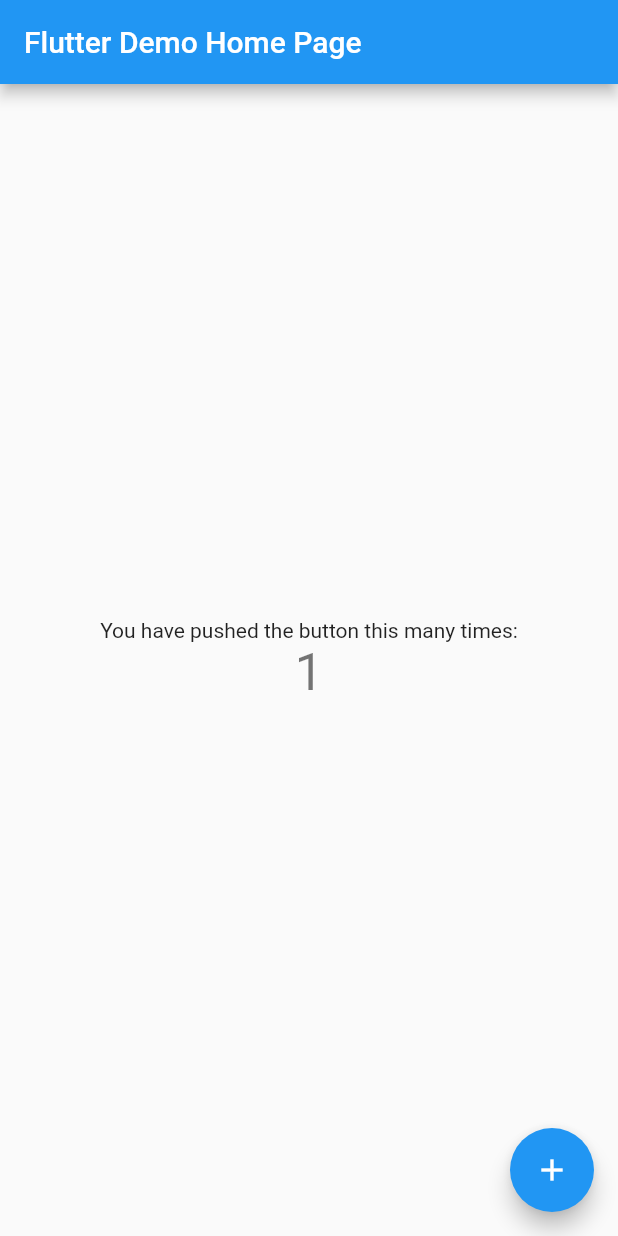
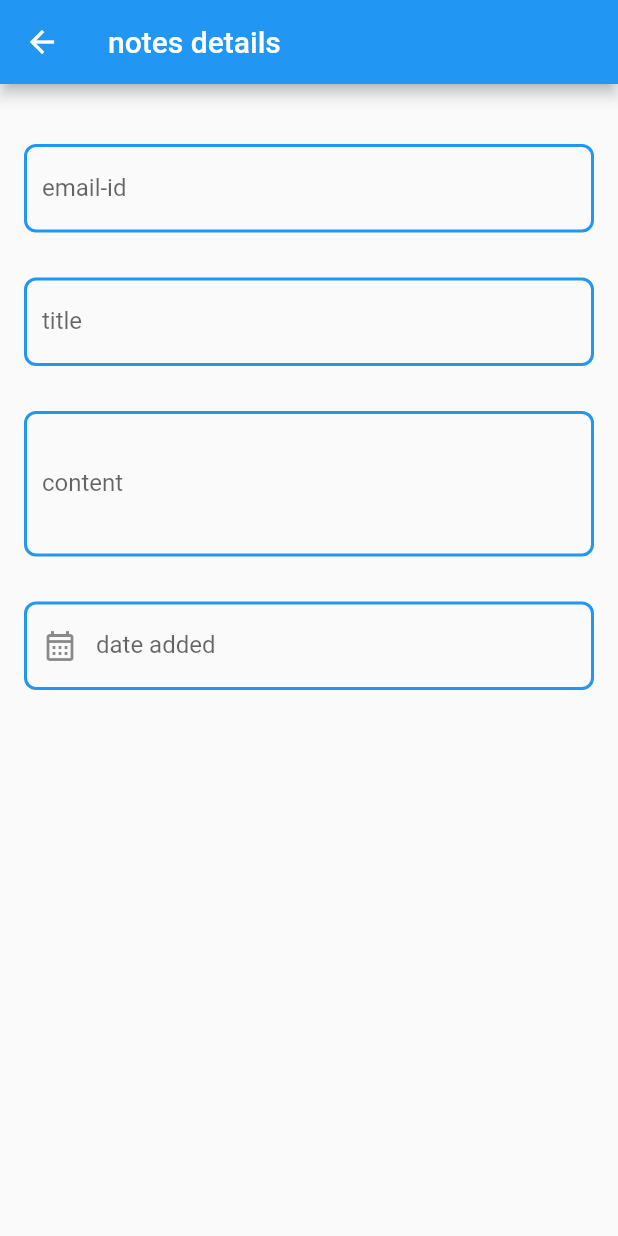
Before and after one commit to amrit2000-super/notes_app, a Flutter app: the screen it shows after launch, after a tap on the "add" icon, on a phone screen of 412 x 824 dp. Run offline on Flutter 3.47's test engine with Material 2 defaults, Android fonts, the phone set to English and light mode, and no system bars; network calls fail.

Commit message:
added uuid package to generate random strings which are unique,added http package,intl package for datetime

```diff
--- a/lib/main.dart
+++ b/lib/main.dart
@@ -1,4 +1,8 @@
 import 'package:flutter/material.dart';
+import 'package:notes_app/provider/notes.dart';
+import 'package:notes_app/screens/home_page.dart';
+import 'package:notes_app/screens/notes_update.dart';
+import 'package:provider/provider.dart';
 
 void main() {
   runApp(const MyApp());
@@ -10,106 +14,20 @@ class MyApp extends StatelessWidget {
   // This widget is the root of your application.
   @override
   Widget build(BuildContext context) {
-    return MaterialApp(
-      title: 'Flutter Demo',
-      theme: ThemeData(
-        // This is the theme of your application.
-        //
-        // Try running your application with "flutter run". You'll see the
-        // application has a blue toolbar. Then, without quitting the app, try
-        // changing the primarySwatch below to Colors.green and then invoke
-        // "hot reload" (press "r" in the console where you ran "flutter run",
-        // or simply save your changes to "hot reload" in a Flutter IDE).
-        // Notice that the counter didn't reset back to zero; the application
-        // is not restarted.
-        primarySwatch: Colors.blue,
+    return MultiProvider(
+      providers: [
+        ChangeNotifierProvider(
+          create: (context) => NotesProvider(),
+        )
+      ],
+      child: MaterialApp(
+        debugShowCheckedModeBanner: false,
+        theme: ThemeData(
+          primarySwatch: Colors.blue,
+        ),
+        home: HomePage(),
+        routes: {NotesDetail.routepage: (context) => NotesDetail('')},
       ),
-      home: const MyHomePage(title: 'Flutter Demo Home Page'),
     );
   }
 }
-
-class MyHomePage extends StatefulWidget {
-  const MyHomePage({super.key, required this.title});
-
-  // This widget is the home page of your application. It is stateful, meaning
-  // that it has a State object (defined below) that contains fields that affect
-  // how it looks.
-
-  // This class is the configuration for the state. It holds the values (in this
-  // case the title) provided by the parent (in this case the App widget) and
-  // used by the build method of the State. Fields in a Widget subclass are
-  // always marked "final".
-
-  final String title;
-
-  @override
-  State<MyHomePage> createState() => _MyHomePageState();
-}
-
-class _MyHomePageState extends State<MyHomePage> {
-  int _counter = 0;
-
-  void _incrementCounter() {
-    setState(() {
-      // This call to setState tells the Flutter framework that something has
-      // changed in this State, which causes it to rerun the build method below
-      // so that the display can reflect the updated values. If we changed
-      // _counter without calling setState(), then the build method would not be
-      // called again, and so nothing would appear to happen.
-      _counter++;
-    });
-  }
-
-  @override
-  Widget build(BuildContext context) {
-    // This method is rerun every time setState is called, for instance as done
-    // by the _incrementCounter method above.
-    //
-    // The Flutter framework has been optimized to make rerunning build methods
-    // fast, so that you can just rebuild anything that needs updating rather
-    // than having to individually change instances of widgets.
-    return Scaffold(
-      appBar: AppBar(
-        // Here we take the value from the MyHomePage object that was created by
-        // the App.build method, and use it to set our appbar title.
-        title: Text(widget.title),
-      ),
-      body: Center(
-        // Center is a layout widget. It takes a single child and positions it
-        // in the middle of the parent.
-        child: Column(
-          // Column is also a layout widget. It takes a list of children and
-          // arranges them vertically. By default, it sizes itself to fit its
-          // children horizontally, and tries to be as tall as its parent.
-          //
-          // Invoke "debug painting" (press "p" in the console, choose the
-          // "Toggle Debug Paint" action from the Flutter Inspector in Android
-          // Studio, or the "Toggle Debug Paint" command in Visual Studio Code)
-          // to see the wireframe for each widget.
-          //
-          // Column has various properties to control how it sizes itself and
-          // how it positions its children. Here we use mainAxisAlignment to
-          // center the children vertically; the main axis here is the vertical
-          // axis because Columns are vertical (the cross axis would be
-          // horizontal).
-          mainAxisAlignment: MainAxisAlignment.center,
-          children: <Widget>[
-            const Text(
-              'You have pushed the button this many times:',
-            ),
-            Text(
-              '$_counter',
-              style: Theme.of(context).textTheme.headlineMedium,
-            ),
-          ],
-        ),
-      ),
-      floatingActionButton: FloatingActionButton(
-        onPressed: _incrementCounter,
-        tooltip: 'Increment',
-        child: const Icon(Icons.add),
-      ), // This trailing comma makes auto-formatting nicer for build methods.
-    );
-  }
-}
--- /dev/null
+++ b/lib/provider/notes.dart
@@ -0,0 +1,93 @@
+import 'package:flutter/material.dart';
+import 'package:http/http.dart' as http;
+import 'dart:convert';
+
+import 'package:intl/intl.dart';
+
+class NotesModel {
+  final String id;
+  final String userid;
+  final String title;
+  final String content;
+  String? dateAdded;
+
+  NotesModel(
+      {required this.id,
+      required this.userid,
+      required this.title,
+      required this.content,
+      this.dateAdded});
+
+  Map<String, dynamic> toMap() {
+    return <String, dynamic>{
+      'id': id,
+      'userid': userid,
+      'title': title,
+      'content': content,
+      'dateAdded': dateAdded
+    };
+  }
+
+  factory NotesModel.fromJson(Map<String, dynamic> mp) {
+    return NotesModel(
+        id: mp['id'],
+        userid: mp['userid'],
+        title: mp['title'],
+        content: mp['content'],
+        dateAdded: mp['dateAdded']);
+  }
+}
+
+List<NotesModel> _notes = [];
+
+class NotesProvider with ChangeNotifier {
+  //fetch notes from server
+  Future<void> getNotes() async {
+    _notes = [];
+    final url = Uri.parse('http://10.0.2.2:8000/notes/list');
+    final response = await http.get(url);
+    final extractedData = json.decode(response.body) as List<dynamic>;
+    for (var note in extractedData) {
+      var notestemp = NotesModel.fromJson(note);
+      _notes.add(notestemp);
+    }
+    notifyListeners();
+  }
+
+  //delete note from server
+  Future<void> deleteNotes(String id) async {
+    final url = Uri.parse('http://10.0.2.2:8000/notes/delete');
+    final index = _notes.indexWhere((element) => element.id == id);
+    final deleteProd = _notes[index];
+    final response = await http.post(url, body: {"id": id});
+    print(response.statusCode);
+    if (response.statusCode <= 200) {
+      _notes.removeWhere((element) => element.id == id);
+      notifyListeners();
+    }
+  }
+
+  //add note
+  Future<void> addNote(NotesModel note) async {
+    final url = Uri.parse('http://10.0.2.2:8000/notes/add');
+    final response = http.post(url, body: note.toMap());
+  }
+
+  Future<void> updateNote(String id, NotesModel note) async {
+    final url = Uri.parse('http://10.0.2.2:8000/notes/add');
+    if (note.id != "") {
+      final response = http.post(url, body: note.toMap());
+    }
+  }
+
+  List<NotesModel> get notesList {
+    return [..._notes];
+  }
+
+  NotesModel findById(String id) {
+    var notesfound =
+        NotesModel(id: '', userid: '', title: '', content: '', dateAdded: '');
+    notesfound = _notes.firstWhere((element) => element.id == id);
+    return notesfound;
+  }
+}
--- /dev/null
+++ b/lib/screens/home_page.dart
@@ -0,0 +1,25 @@
+import 'package:flutter/material.dart';
+import 'package:notes_app/screens/notes_update.dart';
+import 'package:notes_app/widgets/notes_list.dart';
+
+class HomePage extends StatelessWidget {
+  const HomePage({super.key});
+
+  @override
+  Widget build(BuildContext context) {
+    return Scaffold(
+      appBar: AppBar(
+        title: Text('Your notes'),
+        actions: [
+          IconButton(
+            icon: const Icon(Icons.add),
+            onPressed: () {
+              Navigator.of(context).pushNamed(NotesDetail.routepage);
+            },
+          )
+        ],
+      ),
+      body: Container(margin: EdgeInsets.all(10), child: NotesList()),
+    );
+  }
+}
--- /dev/null
+++ b/lib/screens/notes_update.dart
@@ -0,0 +1,246 @@
+import 'package:flutter/material.dart';
+import 'package:intl/intl.dart';
+import 'package:notes_app/provider/notes.dart';
+import 'package:provider/provider.dart';
+import 'package:uuid/uuid.dart';
+
+class NotesDetail extends StatefulWidget {
+  static const routepage = '/notes-details';
+  final String id;
+  NotesDetail(this.id);
+
+  @override
+  State<NotesDetail> createState() => _NotesDetailState();
+}
+
+class _NotesDetailState extends State<NotesDetail> {
+  var dateselected = DateFormat.yMd().format(DateTime.now());
+  var productFound =
+      NotesModel(id: '', userid: '', title: '', content: '', dateAdded: '');
+  final _key = GlobalKey<FormState>();
+
+  @override
+  void didChangeDependencies() {
+    if (widget.id != '') {
+      productFound = Provider.of<NotesProvider>(context, listen: false)
+          .findById(widget.id);
+      setState(() {
+        dateselected = productFound.dateAdded == null
+            ? DateFormat.yMd().format(DateTime.now())
+            : productFound.dateAdded!;
+      });
+    } else {
+      productFound = NotesModel(
+          id: Uuid().v1(), userid: '', title: '', content: '', dateAdded: '');
+    }
+    print(productFound);
+    super.didChangeDependencies();
+  }
+
+  void saveData() {
+    final _fomValidate = _key.currentState!.validate();
+    if (!_fomValidate) {
+      return;
+    }
+    _key.currentState!.save();
+    if (widget.id != '') {
+      Provider.of<NotesProvider>(context, listen: false)
+          .updateNote(widget.id, productFound)
+          .then((_) {
+        Navigator.of(context).pop();
+      });
+    } else {
+      Provider.of<NotesProvider>(context, listen: false)
+          .addNote(productFound)
+          .then((_) {
+        Navigator.of(context).pop();
+      });
+    }
+  }
+
+  @override
+  Widget build(BuildContext context) {
+    return Scaffold(
+      appBar: AppBar(title: Text('notes details')),
+      body: Container(
+        margin: EdgeInsets.only(top: 40, left: 16, right: 16),
+        child: Form(
+          key: _key,
+          child: ListView(
+            children: <Widget>[
+              TextFormField(
+                initialValue: productFound.userid,
+                keyboardType: TextInputType.emailAddress,
+                decoration: InputDecoration(
+                    labelText: 'email-id',
+                    enabledBorder: OutlineInputBorder(
+                        borderSide: BorderSide(
+                          width: 2,
+                          color: Colors.blue,
+                        ),
+                        borderRadius: BorderRadius.circular(8)),
+                    focusedBorder: OutlineInputBorder(
+                        borderSide: BorderSide(
+                          width: 2,
+                          color: Colors.blue,
+                        ),
+                        borderRadius: BorderRadius.circular(8))),
+                textInputAction: TextInputAction.next,
+                onSaved: (newValue) {
+                  productFound = NotesModel(
+                      id: productFound.id,
+                      userid: newValue.toString(),
+                      title: productFound.title,
+                      content: productFound.content,
+                      dateAdded: productFound.dateAdded);
+                },
+                validator: (value) {
+                  if (value!.isEmpty) {
+                    return 'please enter the user id';
+                  } else {
+                    return null;
+                  }
+                },
+              ),
+              SizedBox(
+                height: 30,
+              ),
+              TextFormField(
+                keyboardType: TextInputType.text,
+                initialValue: productFound.title,
+                decoration: InputDecoration(
+                    labelText: 'title',
+                    focusedBorder: OutlineInputBorder(
+                        borderSide: BorderSide(
+                          width: 2,
+                          color: Colors.blue,
+                        ),
+                        borderRadius: BorderRadius.circular(8)),
+                    enabledBorder: OutlineInputBorder(
+                        borderSide: BorderSide(
+                          width: 2,
+                          color: Colors.blue,
+                        ),
+                        borderRadius: BorderRadius.circular(8))),
+                textInputAction: TextInputAction.next,
+                onSaved: (newValue) {
+                  productFound = NotesModel(
+                      id: productFound.id,
+                      userid: productFound.userid,
+                      title: newValue.toString(),
+                      content: productFound.content,
+                      dateAdded: productFound.dateAdded);
+                },
+                validator: (value) {
+                  if (value!.isEmpty) {
+                    return 'please enter the title';
+                  } else {
+                    return null;
+                  }
+                },
+              ),
+              SizedBox(
+                height: 30,
+              ),
+              TextFormField(
+                keyboardType: TextInputType.text,
+                initialValue: productFound.content,
+                maxLines: 3,
+                decoration: InputDecoration(
+                    labelText: 'content',
+                    focusedBorder: OutlineInputBorder(
+                        borderSide: BorderSide(
+                          width: 2,
+                          color: Colors.blue,
+                        ),
+                        borderRadius: BorderRadius.circular(8)),
+                    enabledBorder: OutlineInputBorder(
+                        borderSide: BorderSide(
+                          width: 2,
+                          color: Colors.blue,
+                        ),
+                        borderRadius: BorderRadius.circular(8))),
+                textInputAction: TextInputAction.next,
+                onSaved: (newValue) {
+                  productFound = NotesModel(
+                      id: productFound.id,
+                      userid: productFound.userid,
+                      title: productFound.title,
+                      content: newValue.toString(),
+                      dateAdded: productFound.dateAdded);
+                },
+                validator: (value) {
+                  if (value!.isEmpty) {
+                    return 'please enter the content';
+                  } else {
+                    return null;
+                  }
+                },
+              ),
+              SizedBox(
+                height: 30,
+              ),
+              TextFormField(
+                keyboardType: TextInputType.datetime,
+                initialValue: productFound.dateAdded,
+                decoration: InputDecoration(
+                    labelText: 'date added',
+                    focusedBorder: OutlineInputBorder(
+                        borderSide: BorderSide(
+                          width: 2,
+                          color: Colors.blue,
+                        ),
+                        borderRadius: BorderRadius.circular(8)),
+                    enabledBorder: OutlineInputBorder(
+                        borderSide: BorderSide(
+                          width: 2,
+                          color: Colors.blue,
+                        ),
+                        borderRadius: BorderRadius.circular(8)),
+                    prefixIcon: IconButton(
+                      icon: Icon(Icons.calendar_month_outlined),
+                      onPressed: () {
+                        showDatePicker(
+                                context: context,
+                                initialDate: DateTime.now(),
+                                firstDate: DateTime(1912),
+                                lastDate: DateTime.now())
+                            .then((value) {
+                          if (value == null) {
+                            setState(() {
+                              dateselected =
+                                  DateFormat.yMd().format(DateTime.now());
+                            });
+                          } else {
+                            setState(() {
+                              dateselected = DateFormat.yMd().format(value);
+                            });
+                          }
+                        });
+                      },
+                    )),
+                textInputAction: TextInputAction.done,
+                onSaved: (newValue) {
+                  productFound = NotesModel(
+                      id: productFound.id,
+                      userid: productFound.userid,
+                      title: productFound.title,
+                      content: productFound.content,
+                      dateAdded: newValue.toString());
+                },
+                validator: (value) {
+                  if (value!.isEmpty) {
+                    return 'please enter the date';
+                  } else {
+                    return null;
+                  }
+                },
+                onFieldSubmitted: (_) => saveData(),
+              ),
+            ],
+          ),
+        ),
+      ),
+    );
+  }
+}
--- a/pubspec.yaml
+++ b/pubspec.yaml
@@ -35,6 +35,10 @@ dependencies:
   # The following adds the Cupertino Icons font to your application.
   # Use with the CupertinoIcons class for iOS style icons.
   cupertino_icons: ^1.0.2
+  provider: ^6.0.5
+  intl: ^0.18.0
+  http: ^0.13.5
+  uuid: ^3.0.7
 
 dev_dependencies:
   flutter_test:
```
Also changed, not shown: lib/widgets/notes_list.dart (added, +105 -0 lines), pubspec.lock, 2 other files.
